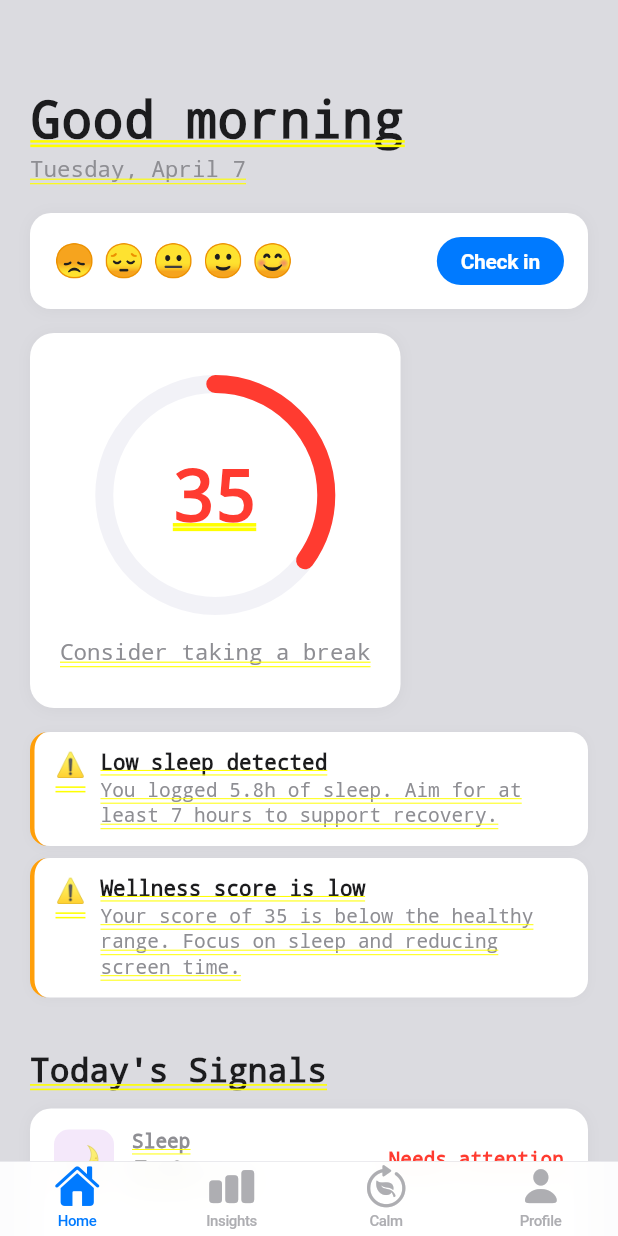
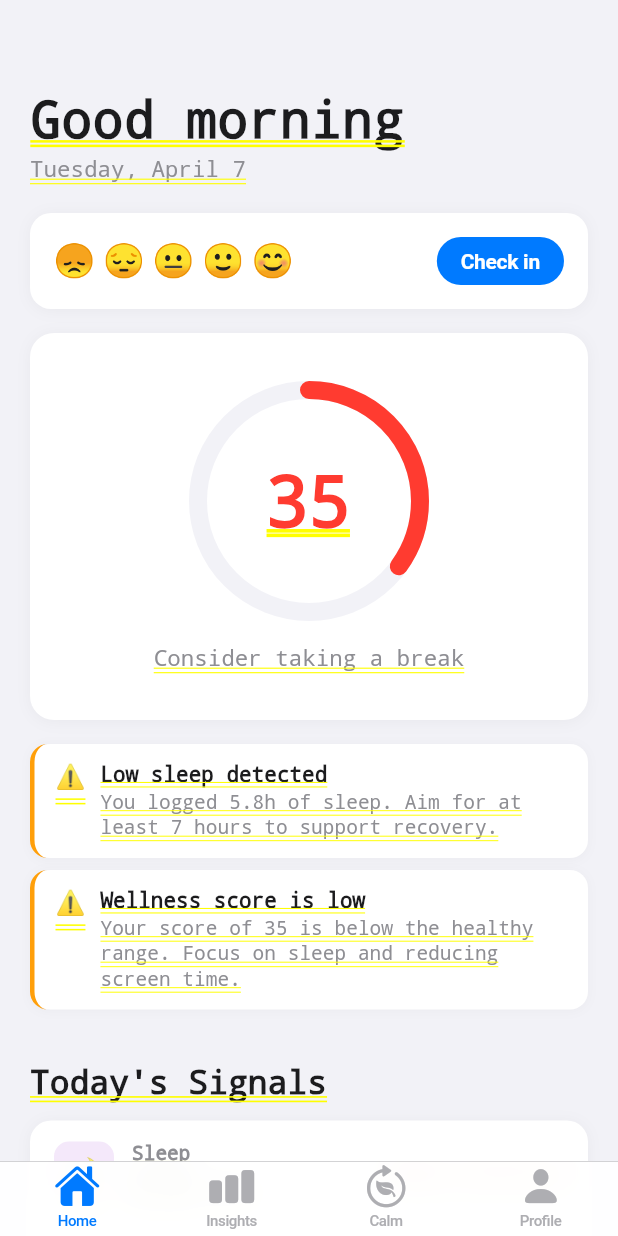
Before and after one commit to lumenworksco/CalmCampus, a Flutter app: the TabScaffold screen opened directly, on a phone screen of 412 x 824 dp. Run offline on Flutter 3.47's test engine with Material 3 defaults, Android fonts, the phone set to English and light mode, and no system bars; our stand-ins replace fl_chart, hive_flutter, pedometer, shared_preferences; accounts and stored records are empty.

```diff
--- a/lib/navigation/tab_scaffold.dart
+++ b/lib/navigation/tab_scaffold.dart
@@ -14,30 +14,43 @@ class TabScaffold extends StatelessWidget {
       tabBar: CupertinoTabBar(
         activeColor: AppColors.accent,
         inactiveColor: AppColors.textTertiary,
-        backgroundColor: CupertinoColors.systemBackground.withValues(alpha: 0.92),
-        border: Border(top: BorderSide(color: AppColors.border, width: 0.5)),
+        backgroundColor:
+            CupertinoColors.systemBackground.withValues(alpha: 0.94),
+        border: Border(
+            top: BorderSide(
+                color: CupertinoColors.separator.withValues(alpha: 0.3),
+                width: 0.5)),
         items: const [
-          BottomNavigationBarItem(icon: Icon(CupertinoIcons.house_fill), label: 'Home'),
-          BottomNavigationBarItem(icon: Icon(CupertinoIcons.chart_bar_fill), label: 'Insights'),
-          BottomNavigationBarItem(icon: Icon(CupertinoIcons.leaf_arrow_circlepath), label: 'Calm'),
-          BottomNavigationBarItem(icon: Icon(CupertinoIcons.person_fill), label: 'Profile'),
+          BottomNavigationBarItem(
+              icon: Icon(CupertinoIcons.house_fill), label: 'Home'),
+          BottomNavigationBarItem(
+              icon: Icon(CupertinoIcons.chart_bar_fill), label: 'Insights'),
+          BottomNavigationBarItem(
+              icon: Icon(CupertinoIcons.leaf_arrow_circlepath), label: 'Calm'),
+          BottomNavigationBarItem(
+              icon: Icon(CupertinoIcons.person_fill), label: 'Profile'),
         ],
       ),
       tabBuilder: (context, index) {
         return CupertinoTabView(
           builder: (context) {
+            final Widget screen;
             switch (index) {
               case 0:
-                return const DashboardScreen();
+                screen = const DashboardScreen();
               case 1:
-                return const InsightsScreen();
+                screen = const InsightsScreen();
               case 2:
-                return const InterventionsScreen();
+                screen = const InterventionsScreen();
               case 3:
-                return const ProfileScreen();
+                screen = const ProfileScreen();
               default:
-                return const DashboardScreen();
+                screen = const DashboardScreen();
             }
+            return CupertinoPageScaffold(
+              backgroundColor: AppColors.background,
+              child: screen,
+            );
           },
         );
       },
--- a/lib/screens/dashboard_screen.dart
+++ b/lib/screens/dashboard_screen.dart
@@ -150,14 +150,12 @@ class DashboardScreen extends StatelessWidget {
                 ),
 
                 // -- Wellness gauge with demo toggle --
-                Stack(
-                  children: [
                 GestureDetector(
                   onLongPress: () => repo.toggleDemoMode(),
                   child: Container(
+                    width: double.infinity,
                     margin: const EdgeInsets.fromLTRB(20, 16, 20, 0),
-                        padding: const EdgeInsets.symmetric(
-                            vertical: 28, horizontal: 20),
+                    padding: const EdgeInsets.symmetric(vertical: 32, horizontal: 20),
                     decoration: BoxDecoration(
                       color: AppColors.surface,
                       borderRadius: BorderRadius.circular(16),
@@ -169,32 +167,28 @@ class DashboardScreen extends StatelessWidget {
                         ),
                       ],
                     ),
-                        child: WellnessGauge(score: todayData.wellnessScore),
+                    child: Stack(
+                      children: [
+                        Center(child: WellnessGauge(score: todayData.wellnessScore)),
+                        if (repo.demoMode)
+                          Positioned(
+                            top: 0,
+                            right: 0,
+                            child: Container(
+                              padding: const EdgeInsets.symmetric(horizontal: 8, vertical: 3),
+                              decoration: BoxDecoration(
+                                color: AppColors.warning.withValues(alpha: 0.15),
+                                borderRadius: BorderRadius.circular(6),
+                              ),
+                              child: const Text(
+                                'DEMO',
+                                style: TextStyle(fontSize: 10, fontWeight: FontWeight.w600, color: AppColors.warning, letterSpacing: 0.5),
                               ),
                             ),
-                    // Demo dot indicator
-                    if (repo.demoMode)
-                      Positioned(
-                        top: 26,
-                        right: 30,
-                        child: Container(
-                          width: 10,
-                          height: 10,
-                          decoration: BoxDecoration(
-                            color: AppColors.warning,
-                            shape: BoxShape.circle,
-                            boxShadow: [
-                              BoxShadow(
-                                color:
-                                    AppColors.warning.withValues(alpha: 0.4),
-                                blurRadius: 4,
-                                offset: const Offset(0, 1),
                           ),
                       ],
                     ),
                   ),
-                      ),
-                  ],
                 ),
 
                 // -- Crisis banner --
@@ -394,6 +388,7 @@ class DashboardScreen extends StatelessWidget {
       };
 
       return Container(
+        width: double.infinity,
         margin: const EdgeInsets.fromLTRB(20, 12, 20, 0),
         padding: const EdgeInsets.all(16),
         decoration: BoxDecoration(
--- a/lib/widgets/wellness_gauge.dart
+++ b/lib/widgets/wellness_gauge.dart
@@ -19,6 +19,7 @@ class WellnessGauge extends StatelessWidget {
       curve: Curves.easeOutCubic,
       builder: (context, animatedScore, child) {
         return Column(
+          mainAxisSize: MainAxisSize.min,
           children: [
             SizedBox(
               width: size,
```
Lines whose indentation alone changed are shown as unchanged.
